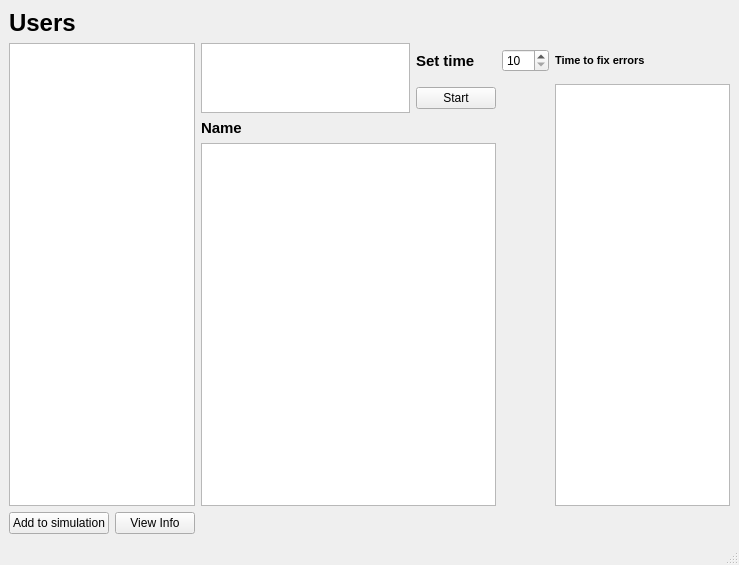
Old version of the form mainwindow.ui in the repository ilyakorenevskyi/ExamOOP_3rd_term.
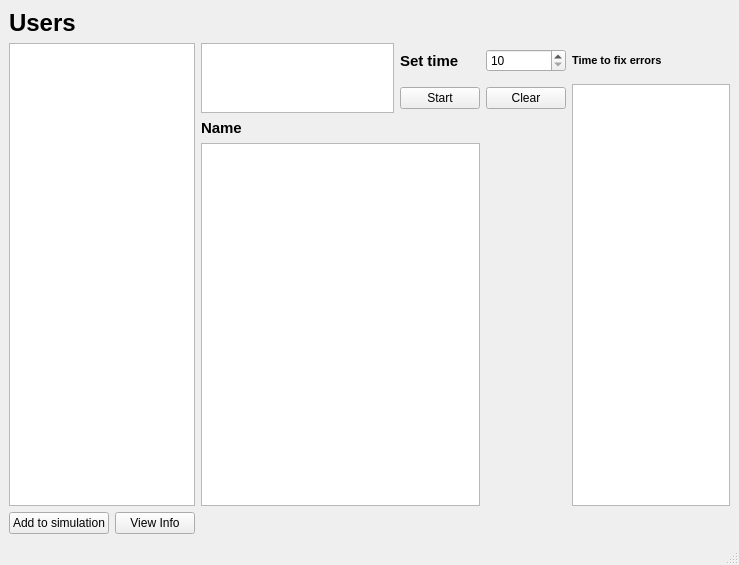
New version of the form.

The edit to the form file:
```diff
--- a/mainwindow.ui
+++ b/mainwindow.ui
@@ -139,6 +139,13 @@
       <item row="4" column="2" colspan="2">
        <widget class="QListWidget" name="Items"/>
       </item>
+      <item row="2" column="4">
+       <widget class="QPushButton" name="clear">
+        <property name="text">
+         <string>Clear</string>
+        </property>
+       </widget>
+      </item>
      </layout>
     </item>
    </layout>
```
